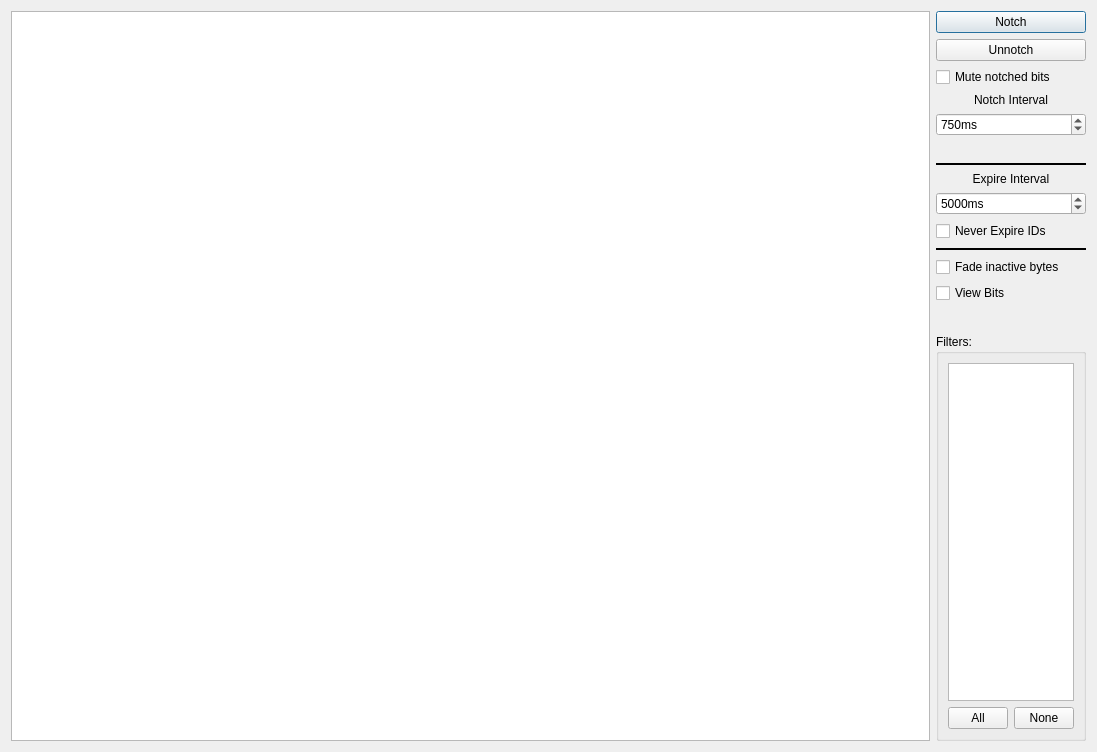
This is ui/snifferwindow.ui in collin80/SavvyCAN as Qt 5 draws it before an edit. The edited form follows.
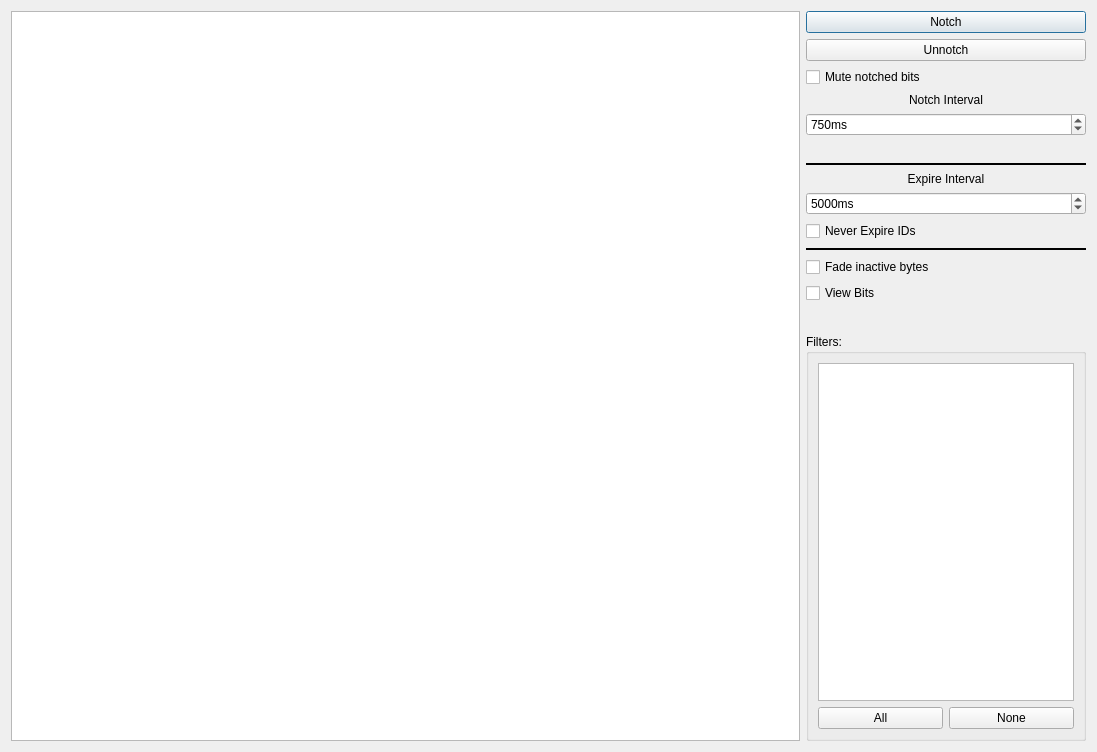
This is the edited form.

```diff
--- a/ui/snifferwindow.ui
+++ b/ui/snifferwindow.ui
@@ -13,7 +13,7 @@
   <property name="windowTitle">
    <string>Sniffer</string>
   </property>
-  <layout class="QHBoxLayout" name="horizontalLayout">
+  <layout class="QHBoxLayout" name="horizontalLayout" stretch="1,0">
    <property name="sizeConstraint">
     <enum>QLayout::SizeConstraint::SetDefaultConstraint</enum>
    </property>
@@ -37,17 +37,11 @@
        <item>
         <widget class="QPushButton" name="btNotch">
          <property name="sizePolicy">
-          <sizepolicy hsizetype="Fixed" vsizetype="Fixed">
+          <sizepolicy hsizetype="Preferred" vsizetype="Fixed">
            <horstretch>0</horstretch>
            <verstretch>0</verstretch>
           </sizepolicy>
          </property>
-         <property name="maximumSize">
-          <size>
-           <width>150</width>
-           <height>16777215</height>
-          </size>
-         </property>
          <property name="text">
           <string>Notch</string>
          </property>
@@ -56,17 +50,11 @@
        <item>
         <widget class="QPushButton" name="btUnNotch">
          <property name="sizePolicy">
-          <sizepolicy hsizetype="Fixed" vsizetype="Fixed">
+          <sizepolicy hsizetype="Preferred" vsizetype="Fixed">
            <horstretch>0</horstretch>
            <verstretch>0</verstretch>
           </sizepolicy>
          </property>
-         <property name="maximumSize">
-          <size>
-           <width>150</width>
-           <height>16777215</height>
-          </size>
-         </property>
          <property name="text">
           <string>Unnotch</string>
          </property>
@@ -230,12 +218,6 @@
            <verstretch>0</verstretch>
           </sizepolicy>
          </property>
-         <property name="maximumSize">
-          <size>
-           <width>150</width>
-           <height>16777215</height>
-          </size>
-         </property>
          <property name="title">
           <string>Filters:</string>
          </property>
@@ -246,7 +228,7 @@
           <item>
            <widget class="QListWidget" name="listWidget">
             <property name="sizePolicy">
-             <sizepolicy hsizetype="Fixed" vsizetype="Expanding">
+             <sizepolicy hsizetype="Preferred" vsizetype="Expanding">
               <horstretch>0</horstretch>
               <verstretch>0</verstretch>
              </sizepolicy>
@@ -257,12 +239,6 @@
               <height>0</height>
              </size>
             </property>
-            <property name="maximumSize">
-             <size>
-              <width>150</width>
-              <height>16777215</height>
-             </size>
-            </property>
            </widget>
           </item>
           <item>
@@ -272,12 +248,6 @@
             </property>
             <item>
              <widget class="QPushButton" name="btAll">
-              <property name="maximumSize">
-               <size>
-                <width>75</width>
-                <height>16777215</height>
-               </size>
-              </property>
               <property name="text">
                <string>All</string>
               </property>
@@ -285,12 +255,6 @@
             </item>
             <item>
              <widget class="QPushButton" name="btNone">
-              <property name="maximumSize">
-               <size>
-                <width>75</width>
-                <height>16777215</height>
-               </size>
-              </property>
               <property name="text">
                <string>None</string>
               </property>
```
